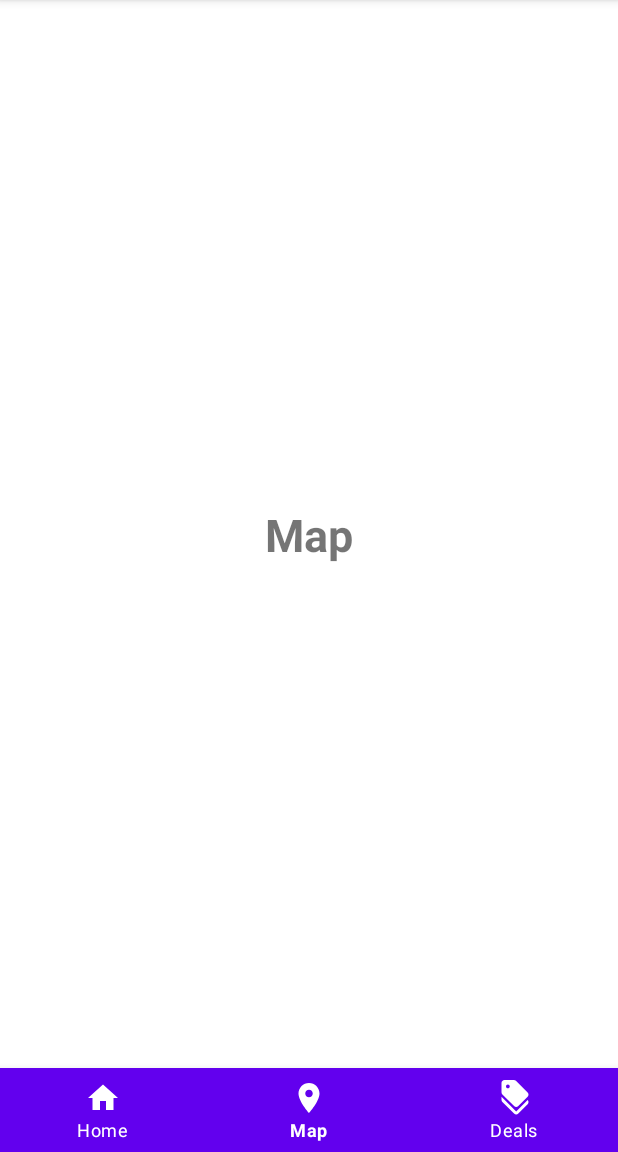
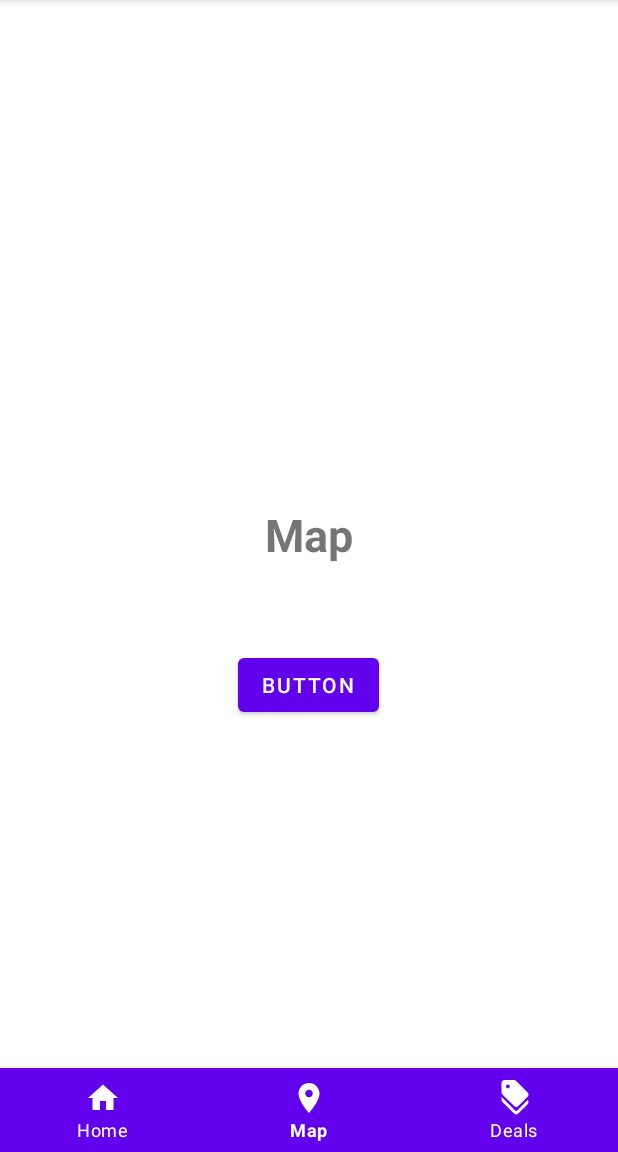
Before and after one commit to pipietrzyk/Lemon-Mobile-App, an Android app: the screen it shows after launch (MainActivity), item 2 of the bottom bar chosen, on a phone screen of 412 x 824 dp, the part 84-1236 px from its top. Run offline under Robolectric (Android 15) with nearby library versions, the light colour scheme and no system bars.

Commit message:
Testing some things

```diff
--- a/app/src/main/res/layout/fragment_map.xml
+++ b/app/src/main/res/layout/fragment_map.xml
@@ -9,6 +9,7 @@
     tools:context=".MapFragment">
 
     <TextView
+        android:id="@+id/textView"
         android:layout_width="wrap_content"
         android:layout_height="wrap_content"
         android:text="Map"
@@ -18,4 +19,15 @@
         app:layout_constraintEnd_toEndOf="parent"
         app:layout_constraintStart_toStartOf="parent"
         app:layout_constraintTop_toTopOf="parent" />
+
+    <Button
+        android:id="@+id/button"
+        android:layout_width="wrap_content"
+        android:layout_height="wrap_content"
+        android:layout_marginTop="56dp"
+        android:text="Button"
+        app:layout_constraintEnd_toEndOf="parent"
+        app:layout_constraintHorizontal_bias="0.498"
+        app:layout_constraintStart_toStartOf="parent"
+        app:layout_constraintTop_toBottomOf="@+id/textView" />
 </androidx.constraintlayout.widget.ConstraintLayout>
```
